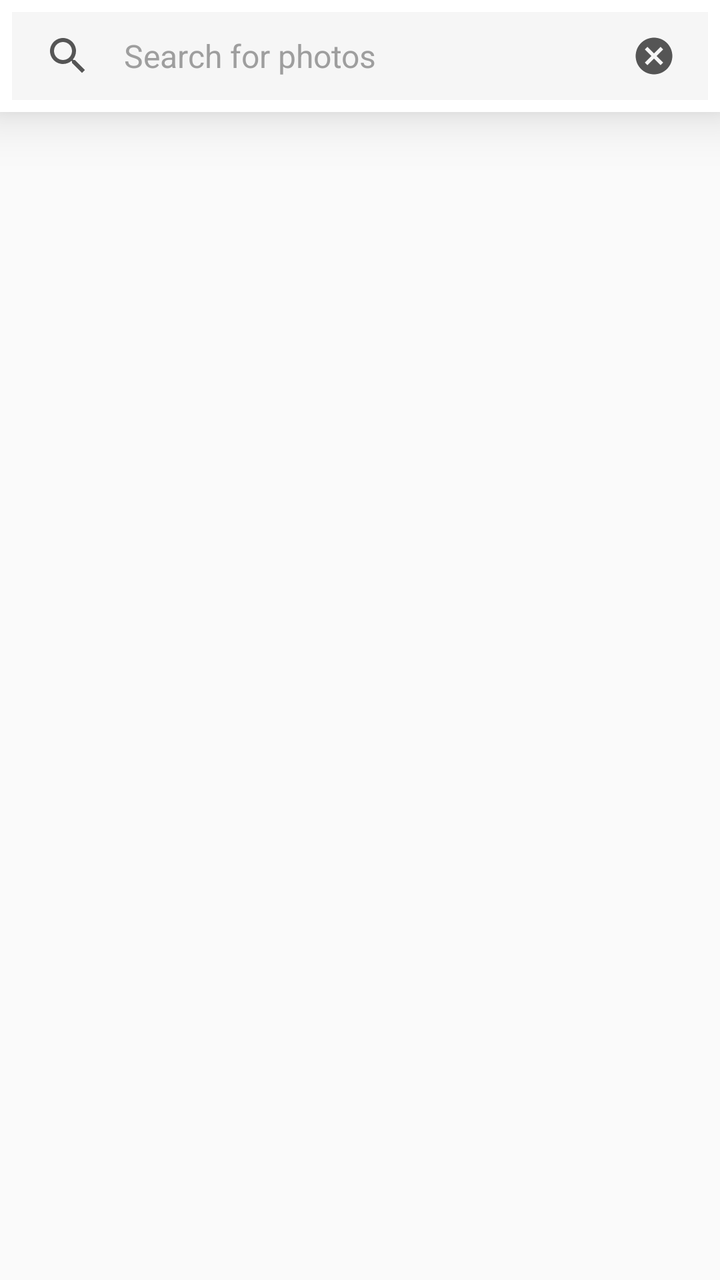
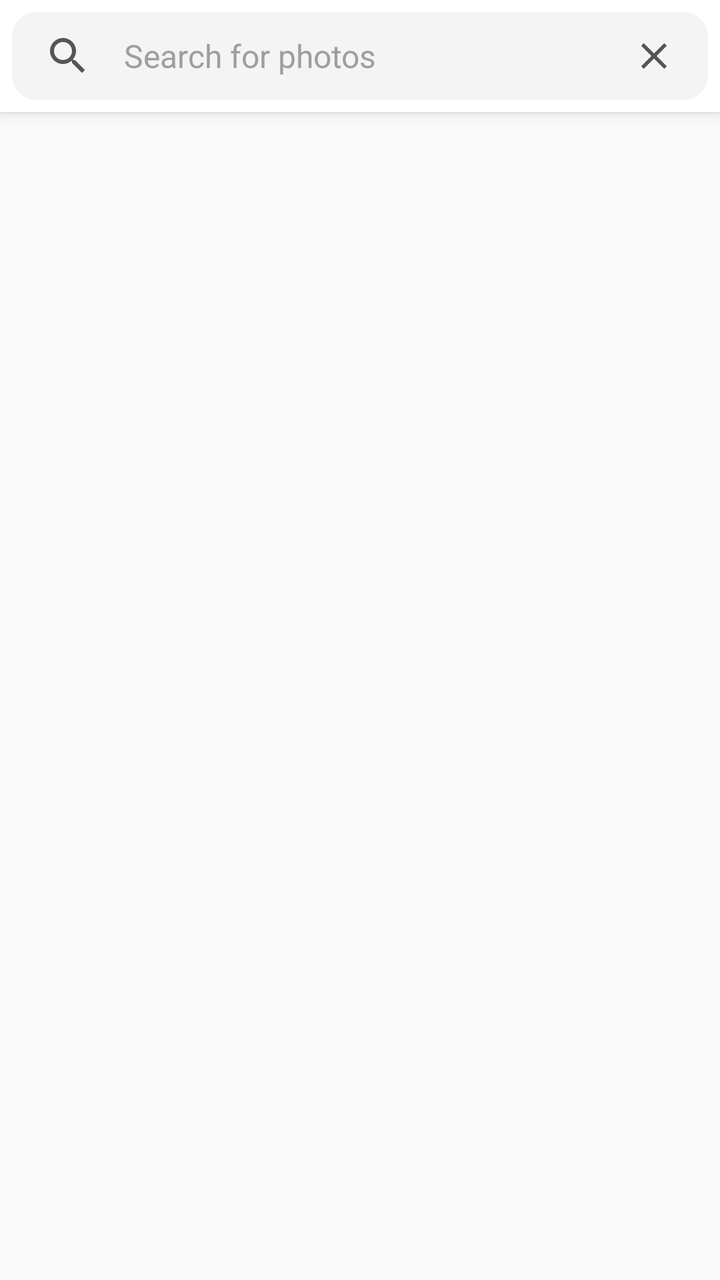

An Android layout rendered at two revisions. The XML below is the earlier revision; the diff shows what the commit changed to produce the second picture.
<!-- AndroidManifest.xml: application theme AppTheme -->
<!-- res/layout/fragment_search.xml -->
<?xml version="1.0" encoding="utf-8"?>
<androidx.constraintlayout.widget.ConstraintLayout xmlns:android="http://schemas.android.com/apk/res/android"
    xmlns:app="http://schemas.android.com/apk/res-auto"
    android:layout_width="match_parent"
    android:layout_height="match_parent">

    <com.google.android.material.appbar.AppBarLayout
        android:id="@+id/searchAppBarLayout"
        android:layout_width="match_parent"
        android:layout_height="wrap_content"
        app:layout_constraintTop_toTopOf="parent"
        android:elevation="@dimen/appBarElevation">

        <androidx.appcompat.widget.Toolbar
            android:id="@+id/searchToolbar"
            android:layout_width="match_parent"
            android:layout_height="?actionBarSize"
            app:contentInsetStart="0dp"
            app:contentInsetEnd="0dp"
            app:theme="@style/Toolbar">

            <androidx.constraintlayout.widget.ConstraintLayout
                android:id="@+id/searchEditLayout"
                android:layout_width="match_parent"
                android:layout_height="match_parent"
                android:layout_margin="6dp"
                android:paddingStart="16dp"
                android:paddingEnd="16dp"
                android:background="@drawable/bg_search_layout">

                <ImageView
                    android:id="@+id/searchImage"
                    android:layout_width="wrap_content"
                    android:layout_height="wrap_content"
                    app:layout_constraintTop_toTopOf="parent"
                    app:layout_constraintStart_toStartOf="parent"
                    app:layout_constraintBottom_toBottomOf="parent"
                    android:contentDescription="@string/cn_search_icon"
                    android:src="@drawable/ic_search_24dp"
                    android:background="@android:color/transparent"/>

                <EditText
                    android:id="@+id/searchEdit"
                    android:layout_width="0dp"
                    android:layout_height="match_parent"
                    android:layout_marginStart="16dp"
                    android:layout_marginEnd="16dp"
                    app:layout_constraintTop_toTopOf="parent"
                    app:layout_constraintStart_toEndOf="@id/searchImage"
                    app:layout_constraintEnd_toStartOf="@+id/searchClearButton"
                    app:layout_constraintBottom_toBottomOf="parent"
                    android:hint="@string/search_for_photos"
                    android:inputType="textCapSentences"
                    android:imeOptions="actionSearch"
                    android:singleLine="true"
                    android:maxLength="64"
                    android:textColorHint="@color/colorHint"
                    android:textColor="@color/colorText"
                    android:textSize="16sp"
                    android:background="@null"/>

                <ImageButton
                    android:id="@+id/searchClearButton"
                    android:layout_width="wrap_content"
                    android:layout_height="wrap_content"
                    app:layout_constraintTop_toTopOf="parent"
                    app:layout_constraintEnd_toEndOf="parent"
                    app:layout_constraintBottom_toBottomOf="parent"
                    android:contentDescription="@string/cn_clear_button"
                    android:src="@drawable/ic_close_circle_22dp"
                    android:background="@android:color/transparent"/>

            </androidx.constraintlayout.widget.ConstraintLayout>

        </androidx.appcompat.widget.Toolbar>

        <com.google.android.material.tabs.TabLayout
            android:id="@+id/searchTabLayout"
            android:layout_width="match_parent"
            android:layout_height="wrap_content"
            app:tabTextColor="@color/colorText"
            app:tabSelectedTextColor="@color/colorAccent"
            app:tabTextAppearance="@style/TabBarTextAppearance"
            app:tabIndicatorFullWidth="false"
            app:tabIndicator="@drawable/tab_indicator"
            app:tabMode="fixed"
            app:tabGravity="fill"
            android:background="@color/colorPrimary"
            android:visibility="gone"/>

    </com.google.android.material.appbar.AppBarLayout>

    <androidx.viewpager.widget.ViewPager
        android:id="@+id/searchViewPager"
        android:layout_width="match_parent"
        android:layout_height="0dp"
        app:layout_constraintTop_toBottomOf="@id/searchAppBarLayout"
        app:layout_constraintBottom_toBottomOf="parent"/>

</androidx.constraintlayout.widget.ConstraintLayout>
<!-- resources referenced by this layout -->
<resources>
  <color name="colorAccent">#FF4081</color>
  <color name="colorHint">#9E9E9E</color>
  <color name="colorPrimary">#FFFFFF</color>
  <color name="colorText">#555555</color>
  <dimen name="appBarElevation">16dp</dimen>
  <!-- drawable bg_search_layout (drawable) -->
  <?xml version="1.0" encoding="utf-8"?>
  <shape xmlns:android="http://schemas.android.com/apk/res/android"
      android:shape="rectangle">
  
      <solid android:color="@color/colorSearchBackground"/>
  
  </shape>
  <!-- drawable ic_close_circle_22dp (drawable) -->
  <vector xmlns:android="http://schemas.android.com/apk/res/android"
      android:height="22dp"
      android:width="22dp"
      android:viewportWidth="24"
      android:viewportHeight="24">
      <path android:fillColor="@color/colorIcon" android:pathData="M12,2C17.53,2 22,6.47 22,12C22,17.53 17.53,22 12,22C6.47,22 2,17.53 2,12C2,6.47 6.47,2 12,2M15.59,7L12,10.59L8.41,7L7,8.41L10.59,12L7,15.59L8.41,17L12,13.41L15.59,17L17,15.59L13.41,12L17,8.41L15.59,7Z" />
  </vector>
  <!-- drawable ic_search_24dp (drawable) -->
  <vector android:height="24dp" android:tint="@color/colorIcon"
      android:viewportHeight="24.0" android:viewportWidth="24.0"
      android:width="24dp" xmlns:android="http://schemas.android.com/apk/res/android">
      <path android:fillColor="@color/colorIcon" android:pathData="M15.5,14h-0.79l-0.28,-0.27C15.41,12.59 16,11.11 16,9.5 16,5.91 13.09,3 9.5,3S3,5.91 3,9.5 5.91,16 9.5,16c1.61,0 3.09,-0.59 4.23,-1.57l0.27,0.28v0.79l5,4.99L20.49,19l-4.99,-5zM9.5,14C7.01,14 5,11.99 5,9.5S7.01,5 9.5,5 14,7.01 14,9.5 11.99,14 9.5,14z"/>
  </vector>
  <!-- drawable tab_indicator (drawable) -->
  <?xml version="1.0" encoding="utf-8"?>
  <shape xmlns:android="http://schemas.android.com/apk/res/android"
      android:shape="rectangle">
  
      <size android:height="4dp"/>
      <corners android:topLeftRadius="16dp" android:topRightRadius="16dp"/>
      <solid android:color="@color/colorAccent"/>
  
  </shape>
  <string name="cn_clear_button">Clear button</string>
  <string name="cn_search_icon">Search icon</string>
  <string name="search_for_photos">Search for photos</string>
  <style name="TabBarTextAppearance" parent="TextAppearance.Design.Tab">
          <item name="android:fontFamily">sans-serif-black</item>
      </style>
  <style name="Toolbar">
          <item name="colorControlNormal">@android:color/white</item>
      </style>
  <style name="AppTheme" parent="Theme.AppCompat.DayNight.NoActionBar">
          <item name="colorPrimary">@color/colorPrimary</item>
          <item name="colorPrimaryDark">@color/colorPrimaryDark</item>
          <item name="colorAccent">@color/colorAccent</item>
          <item name="android:windowLightStatusBar">true</item>
          <item name="android:windowLightNavigationBar">true</item>
          <item name="android:navigationBarColor">@color/colorNavigationBar</item>
      </style>
  <color name="colorSearchBackground">#85EEEEEE</color>
  <color name="colorIcon">#555555</color>
  <color name="colorPrimaryDark">#FFFFFF</color>
  <color name="colorNavigationBar">@color/colorPrimaryDark</color>
</resources>

<!-- the commit's change to res/layout/fragment_search.xml (unified diff, before → after) -->
@@ -1,5 +1,5 @@
 <?xml version="1.0" encoding="utf-8"?>
-<androidx.constraintlayout.widget.ConstraintLayout xmlns:android="http://schemas.android.com/apk/res/android"
+<androidx.coordinatorlayout.widget.CoordinatorLayout xmlns:android="http://schemas.android.com/apk/res/android"
     xmlns:app="http://schemas.android.com/apk/res-auto"
     android:layout_width="match_parent"
     android:layout_height="match_parent">
@@ -15,62 +15,70 @@
             android:id="@+id/searchToolbar"
             android:layout_width="match_parent"
             android:layout_height="?actionBarSize"
+            app:layout_scrollFlags="scroll|enterAlways"
             app:contentInsetStart="0dp"
             app:contentInsetEnd="0dp"
             app:theme="@style/Toolbar">
 
-            <androidx.constraintlayout.widget.ConstraintLayout
-                android:id="@+id/searchEditLayout"
+            <androidx.cardview.widget.CardView
+                android:id="@+id/searchEditCard"
                 android:layout_width="match_parent"
                 android:layout_height="match_parent"
-                android:layout_margin="6dp"
-                android:paddingStart="16dp"
-                android:paddingEnd="16dp"
-                android:background="@drawable/bg_search_layout">
+                android:layout_margin="@dimen/searchMargins"
+                app:cardElevation="0dp"
+                app:cardCornerRadius="@dimen/searchCornerRadius"
+                app:cardBackgroundColor="@color/colorSearchBackground">
 
-                <ImageView
-                    android:id="@+id/searchImage"
-                    android:layout_width="wrap_content"
-                    android:layout_height="wrap_content"
-                    app:layout_constraintTop_toTopOf="parent"
-                    app:layout_constraintStart_toStartOf="parent"
-                    app:layout_constraintBottom_toBottomOf="parent"
-                    android:contentDescription="@string/cn_search_icon"
-                    android:src="@drawable/ic_search_24dp"
-                    android:background="@android:color/transparent"/>
+                <androidx.constraintlayout.widget.ConstraintLayout
+                    android:layout_width="match_parent"
+                    android:layout_height="match_parent"
+                    android:paddingStart="16dp"
+                    android:paddingEnd="16dp">
 
-                <EditText
-                    android:id="@+id/searchEdit"
-                    android:layout_width="0dp"
-                    android:layout_height="match_parent"
-                    android:layout_marginStart="16dp"
-                    android:layout_marginEnd="16dp"
-                    app:layout_constraintTop_toTopOf="parent"
-                    app:layout_constraintStart_toEndOf="@id/searchImage"
-                    app:layout_constraintEnd_toStartOf="@+id/searchClearButton"
-                    app:layout_constraintBottom_toBottomOf="parent"
-                    android:hint="@string/search_for_photos"
-                    android:inputType="textCapSentences"
-                    android:imeOptions="actionSearch"
-                    android:singleLine="true"
-                    android:maxLength="64"
-                    android:textColorHint="@color/colorHint"
-                    android:textColor="@color/colorText"
-                    android:textSize="16sp"
-                    android:background="@null"/>
+                    <ImageView
+                        android:id="@+id/searchImage"
+                        android:layout_width="wrap_content"
+                        android:layout_height="wrap_content"
+                        app:layout_constraintTop_toTopOf="parent"
+                        app:layout_constraintStart_toStartOf="parent"
+                        app:layout_constraintBottom_toBottomOf="parent"
+                        android:contentDescription="@string/cn_search_icon"
+                        android:src="@drawable/ic_search_24dp"
+                        android:background="@android:color/transparent"/>
 
-                <ImageButton
-                    android:id="@+id/searchClearButton"
-                    android:layout_width="wrap_content"
-                    android:layout_height="wrap_content"
-                    app:layout_constraintTop_toTopOf="parent"
-                    app:layout_constraintEnd_toEndOf="parent"
-                    app:layout_constraintBottom_toBottomOf="parent"
-                    android:contentDescription="@string/cn_clear_button"
-                    android:src="@drawable/ic_close_circle_22dp"
-                    android:background="@android:color/transparent"/>
+                    <EditText
+                        android:id="@+id/searchEdit"
+                        android:layout_width="0dp"
+                        android:layout_height="match_parent"
+                        android:layout_marginStart="16dp"
+                        android:layout_marginEnd="16dp"
+                        app:layout_constraintTop_toTopOf="parent"
+                        app:layout_constraintStart_toEndOf="@id/searchImage"
+                        app:layout_constraintEnd_toStartOf="@+id/searchClearButton"
+                        app:layout_constraintBottom_toBottomOf="parent"
+                        android:hint="@string/search_for_photos"
+                        android:inputType="textCapSentences"
+                        android:imeOptions="actionSearch"
+                        android:singleLine="true"
+                        android:maxLength="64"
+                        android:textColorHint="@color/colorHint"
+                        android:textColor="@color/colorText"
+                        android:textSize="16sp"
+                        android:background="@null"/>
 
-            </androidx.constraintlayout.widget.ConstraintLayout>
+                    <ImageButton
+                        android:id="@+id/searchClearButton"
+                        android:layout_width="wrap_content"
+                        android:layout_height="wrap_content"
+                        app:layout_constraintTop_toTopOf="parent"
+                        app:layout_constraintEnd_toEndOf="parent"
+                        app:layout_constraintBottom_toBottomOf="parent"
+                        android:contentDescription="@string/cn_clear_button"
+                        android:src="@drawable/ic_close_22dp"
+                        android:background="@android:color/transparent"/>
+
+                </androidx.constraintlayout.widget.ConstraintLayout>
+            </androidx.cardview.widget.CardView>
 
         </androidx.appcompat.widget.Toolbar>
 
@@ -90,11 +98,18 @@
 
     </com.google.android.material.appbar.AppBarLayout>
 
-    <androidx.viewpager.widget.ViewPager
-        android:id="@+id/searchViewPager"
+    <FrameLayout
         android:layout_width="match_parent"
-        android:layout_height="0dp"
-        app:layout_constraintTop_toBottomOf="@id/searchAppBarLayout"
-        app:layout_constraintBottom_toBottomOf="parent"/>
+        android:layout_height="wrap_content"
+        app:layout_behavior="com.google.android.material.appbar.AppBarLayout$ScrollingViewBehavior">
 
-</androidx.constraintlayout.widget.ConstraintLayout>
+        <androidx.viewpager.widget.ViewPager
+            android:id="@+id/searchViewPager"
+            android:layout_width="match_parent"
+            android:layout_height="match_parent"
+            app:layout_constraintTop_toBottomOf="@id/searchAppBarLayout"
+            app:layout_constraintBottom_toBottomOf="parent"/>
+
+    </FrameLayout>
+
+</androidx.coordinatorlayout.widget.CoordinatorLayout>
<!-- resource entries referenced after the edit -->
@@ -5,21 +5,13 @@
   <color name="colorPrimary">#FFFFFF</color>
   <color name="colorText">#555555</color>
   <dimen name="appBarElevation">16dp</dimen>
-  <!-- drawable bg_search_layout (drawable) -->
-  <?xml version="1.0" encoding="utf-8"?>
-  <shape xmlns:android="http://schemas.android.com/apk/res/android"
-      android:shape="rectangle">
-  
-      <solid android:color="@color/colorSearchBackground"/>
-  
-  </shape>
-  <!-- drawable ic_close_circle_22dp (drawable) -->
-  <vector xmlns:android="http://schemas.android.com/apk/res/android"
-      android:height="22dp"
-      android:width="22dp"
-      android:viewportWidth="24"
-      android:viewportHeight="24">
-      <path android:fillColor="@color/colorIcon" android:pathData="M12,2C17.53,2 22,6.47 22,12C22,17.53 17.53,22 12,22C6.47,22 2,17.53 2,12C2,6.47 6.47,2 12,2M15.59,7L12,10.59L8.41,7L7,8.41L10.59,12L7,15.59L8.41,17L12,13.41L15.59,17L17,15.59L13.41,12L17,8.41L15.59,7Z" />
+  <dimen name="searchCornerRadius">12dp</dimen>
+  <dimen name="searchMargins">6dp</dimen>
+  <!-- drawable ic_close_22dp (drawable) -->
+  <vector android:height="22dp" android:tint="@color/colorIcon"
+      android:viewportHeight="24.0" android:viewportWidth="24.0"
+      android:width="22dp" xmlns:android="http://schemas.android.com/apk/res/android">
+      <path android:fillColor="@color/colorIcon" android:pathData="M19,6.41L17.59,5 12,10.59 6.41,5 5,6.41 10.59,12 5,17.59 6.41,19 12,13.41 17.59,19 19,17.59 13.41,12z"/>
   </vector>
   <!-- drawable ic_search_24dp (drawable) -->
   <vector android:height="24dp" android:tint="@color/colorIcon"
@@ -54,7 +46,7 @@
           <item name="android:windowLightNavigationBar">true</item>
           <item name="android:navigationBarColor">@color/colorNavigationBar</item>
       </style>
-  <color name="colorSearchBackground">#85EEEEEE</color>
+  <color name="colorSearchBackground">#A3EEEEEE</color>
   <color name="colorIcon">#555555</color>
   <color name="colorPrimaryDark">#FFFFFF</color>
   <color name="colorNavigationBar">@color/colorPrimaryDark</color>
